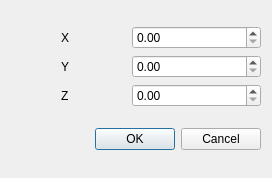
First picture: the form in src/mod/Custom/Gui/setPartLocationDlg.ui, repository anklean/QiuTou, before the edit.
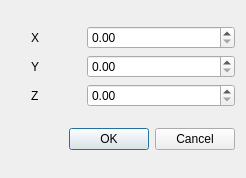
Second picture: the form after the edit.

The edit to the form file:
```diff
--- a/src/mod/Custom/Gui/setPartLocationDlg.ui
+++ b/src/mod/Custom/Gui/setPartLocationDlg.ui
@@ -6,7 +6,7 @@
    <rect>
     <x>0</x>
     <y>0</y>
-    <width>272</width>
+    <width>246</width>
     <height>178</height>
    </rect>
   </property>
@@ -21,9 +21,9 @@
   </property>
   <layout class="QVBoxLayout" name="verticalLayout">
    <item>
-    <layout class="QGridLayout" name="gridLayout" columnstretch="1,2">
+    <layout class="QGridLayout" name="gridLayout" columnstretch="1,3">
      <property name="leftMargin">
-      <number>50</number>
+      <number>20</number>
      </property>
      <item row="0" column="0">
       <widget class="QLabel" name="label">
```
